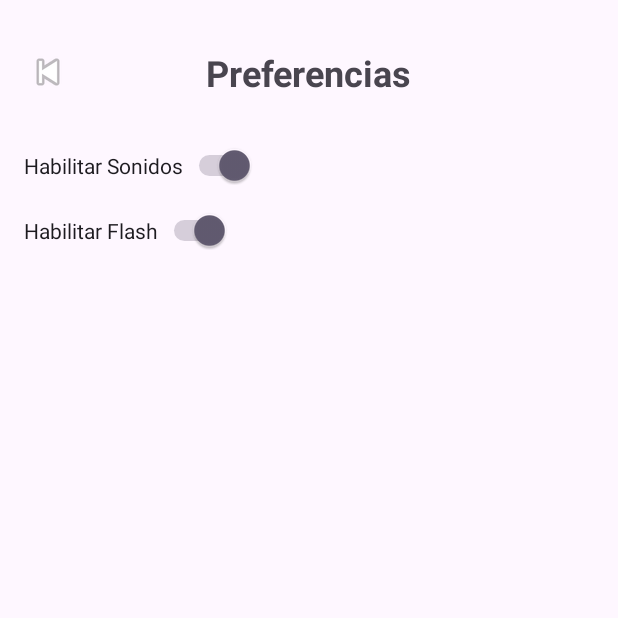
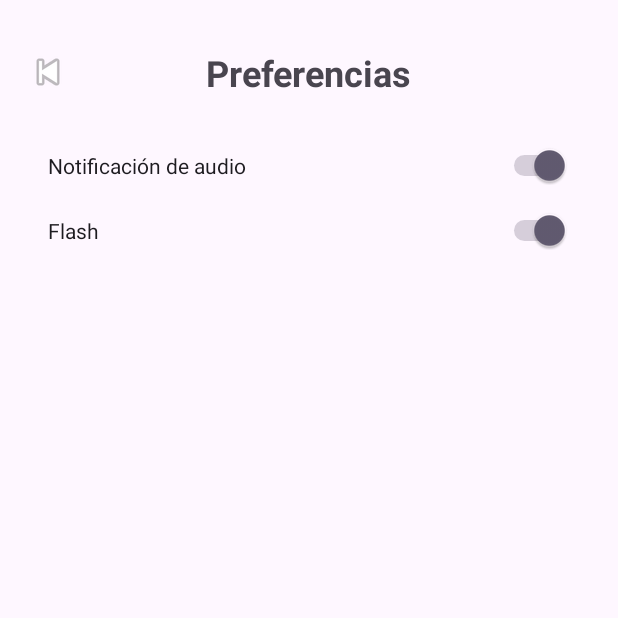
Before and after one commit to anacasx/Bitt, an Android app: the SettingsActivity screen opened directly, with no data from a screen before it, on a phone screen of 412 x 824 dp, the top half of it. Run offline under Robolectric (Android 15) with nearby library versions, the phone set to English and light mode, and no system bars; libraries missing offline, so code that uses them is left out: org.tensorflow.lite.

Commit message:
Fix details

```diff
--- a/app/src/main/java/com/pixti/bitt/MainActivity.java
+++ b/app/src/main/java/com/pixti/bitt/MainActivity.java
@@ -291,8 +291,8 @@ public class MainActivity extends AppCompatActivity implements TextToSpeech.OnIn
 
             //String[] classes = {"20aa", "20ar", "20ba", "20br", "50aa", "50ar", "50ba", "50br", "100aa", "100ar", "100ba", "100br", "200aa", "200ar", "200ba", "200br", "500aa", "500ar", "500ba", "500br", "1000ba", "1000br"}; // Clases de tu modelo
             //Clase nueva
-            String[] classes = {"20ba", "20br", "50ba", "50br", "100ba", "100br", "200ba", "200br","500ba", "500br", "1000ba", "1000br"}; // Clases de tu modelo
 
+            String[] classes = {"20-a", "20-b", "50-a", "50-b", "100-a", "100-b", "200-a", "200-b", "500-a", "500-b", "1000"}; // Clases de tu modelo
 
 
 
@@ -305,7 +305,8 @@ public class MainActivity extends AppCompatActivity implements TextToSpeech.OnIn
                     isRecognized = true;
                     recognitionStartTime = System.currentTimeMillis();
                 } else if (System.currentTimeMillis() - recognitionStartTime >= 2000) {
-                    lastResult = convertClassToValue(classes[maxPos]);
+                    lastResult = classes[maxPos];
+                    //lastResult = convertClassToValue(classes[maxPos]);
                     lastConfidence = maxConfidence;
                     lastDetectionTime = System.currentTimeMillis();
                     updateUI();
@@ -328,40 +329,30 @@ public class MainActivity extends AppCompatActivity implements TextToSpeech.OnIn
     }
 
     // Convierte la clase detectada en un valor en pesos
-    private String convertClassToValue(String detectedClass) {
+
+   /* private String convertClassToValue(String detectedClass) {
         switch (detectedClass) {
-            case "20aa":
-            case "20ar":
-            case "20ba":
-            case "20br":
+            case "20-a":
+            case "20-b":
                 return "20 pesos";
-            case "50aa":
-            case "50ar":
-            case "50ba":
-            case "50br":
+            case "50-a":
+            case "50-b":
                 return "50 pesos";
-            case "100aa":
-            case "100ar":
-            case "100ba":
-            case "100br":
+            case "100-a":
+            case "100-b":
                 return "100 pesos";
-            case "200aa":
-            case "200ar":
-            case "200ba":
-            case "200br":
+            case "200-a":
+            case "200-b":
                 return "200 pesos";
-            case "500aa":
-            case "500ar":
-            case "500ba":
-            case "500br":
+            case "500-a":
+            case "500-b":
                 return "500 pesos";
-            case "1000ba":
-            case "1000br":
+            case "1000":
                 return "1000 pesos";
             default:
                 return "0";
         }
-    }
+    }*/
 
     // Actualiza la interfaz de usuario
     private void updateUI() {
--- a/app/src/main/res/layout/activity_settings.xml
+++ b/app/src/main/res/layout/activity_settings.xml
@@ -4,6 +4,7 @@
     android:layout_height="match_parent"
     android:padding="16dp">
 
+    <!-- Botón de regreso -->
     <ImageButton
         android:id="@+id/back_button"
         android:layout_width="wrap_content"
@@ -13,6 +14,7 @@
         android:layout_alignParentStart="true"
         android:layout_marginTop="16dp" />
 
+    <!-- Título de Preferencias -->
     <TextView
         android:id="@+id/preferences_header"
         android:layout_width="wrap_content"
@@ -23,19 +25,36 @@
         android:layout_centerHorizontal="true"
         android:layout_marginTop="16dp" />
 
+    <!-- Switch para Notificación de Audio -->
     <Switch
         android:id="@+id/switch_sounds"
-        android:layout_width="wrap_content"
+        android:layout_width="match_parent"
         android:layout_height="wrap_content"
-        android:text="Habilitar Sonidos"
+        android:text="Notificación de audio"
         android:layout_below="@id/preferences_header"
-        android:layout_marginTop="32dp" />
+        android:layout_marginTop="32dp"
+        android:paddingStart="16dp"
+        android:paddingEnd="16dp" />
 
+    <!-- Switch para Lector
+    <Switch
+        android:id="@+id/switch_reader"
+        android:layout_width="match_parent"
+        android:layout_height="wrap_content"
+        android:text="Lector"
+        android:layout_below="@id/switch_sounds"
+        android:layout_marginTop="16dp"
+        android:paddingStart="16dp"
+        android:paddingEnd="16dp" />-->
+
+    <!-- Switch para Flash -->
     <Switch
         android:id="@+id/switch_flash"
-        android:layout_width="wrap_content"
+        android:layout_width="match_parent"
         android:layout_height="wrap_content"
-        android:text="Habilitar Flash"
+        android:text="Flash"
         android:layout_below="@id/switch_sounds"
-        android:layout_marginTop="16dp" />
+        android:layout_marginTop="16dp"
+        android:paddingStart="16dp"
+        android:paddingEnd="16dp" />
 </RelativeLayout>
```
Also changed, not shown: 5 other files.
